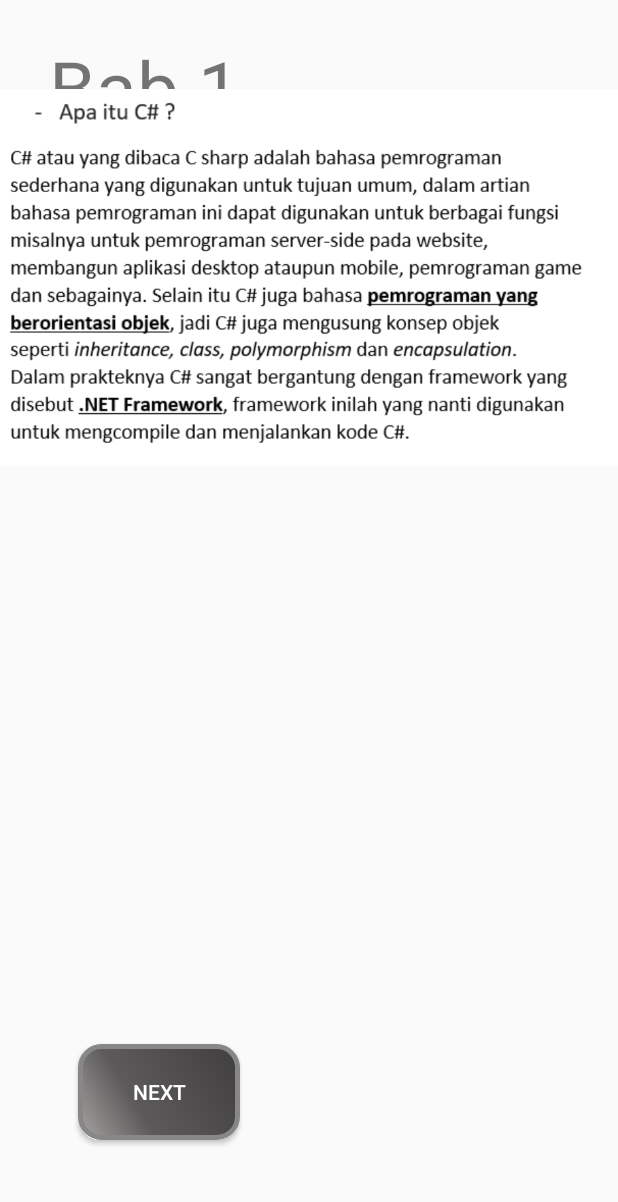
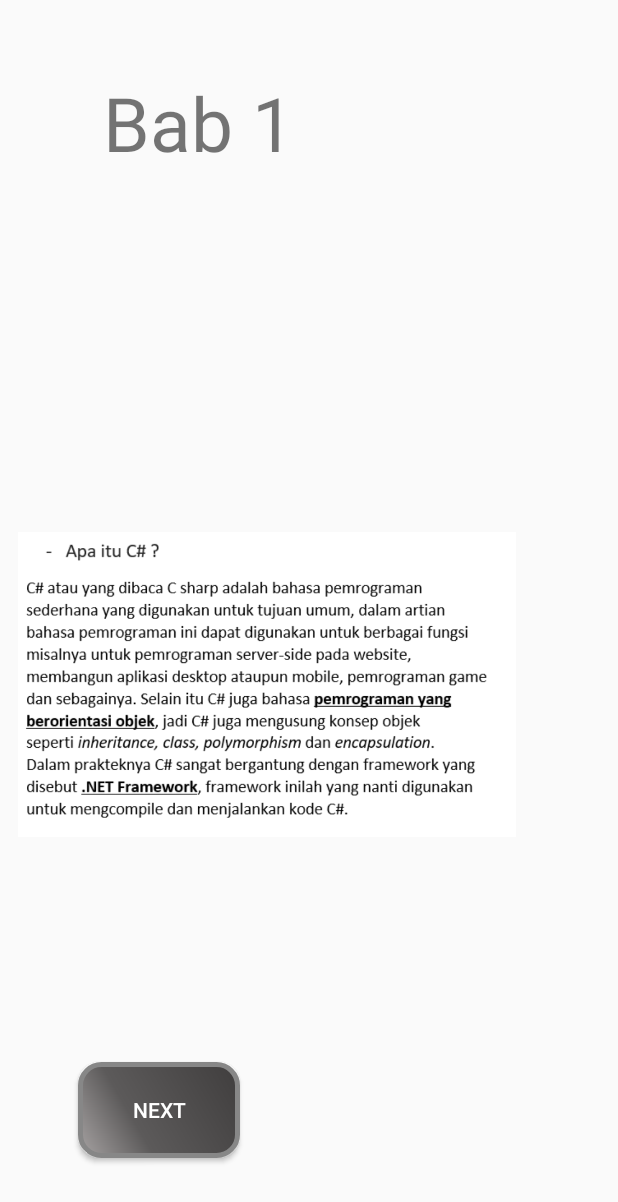
Before and after one commit to Hansenttheja/TugasAkhir, an Android app: the bab1page1 screen opened directly, with no data from a screen before it, on a phone screen of 412 x 824 dp. Shown: the top 1202 px of the screen. Run offline under Robolectric (Android 15) with nearby library versions, the phone set to English and light mode, and no system bars.

Commit message:
Penyesuaian Letak Komponen

```diff
--- a/Brise/app/src/main/res/layout/activity_bab1page1.xml
+++ b/Brise/app/src/main/res/layout/activity_bab1page1.xml
@@ -10,9 +10,9 @@
 
         android:layout_width="wrap_content"
         android:layout_height="wrap_content"
-        android:layout_marginTop="24dp"
-        android:layout_marginEnd="252dp"
-        android:layout_marginRight="252dp"
+        android:layout_marginTop="48dp"
+        android:layout_marginEnd="216dp"
+        android:layout_marginRight="216dp"
         android:text="@string/bab1"
         android:textSize="50sp"
         app:layout_constraintEnd_toEndOf="parent"
@@ -20,23 +20,26 @@
 
     <ImageView
         android:id="@+id/imageView2"
-        android:layout_width="wrap_content"
-        android:layout_height="wrap_content"
+        android:layout_width="332dp"
+        android:layout_height="239dp"
+        android:layout_marginStart="12dp"
+        android:layout_marginLeft="12dp"
+        android:layout_marginBottom="132dp"
+        app:layout_constraintBottom_toTopOf="@+id/btnNext"
+        app:layout_constraintStart_toStartOf="parent"
         app:srcCompat="@drawable/materi1"
-        tools:ignore="MissingConstraints"
-        tools:layout_editor_absoluteX="0dp"
-        tools:layout_editor_absoluteY="169dp" />
+        tools:ignore="MissingConstraints" />
 
     <Button
         android:id="@+id/btnNext"
         android:layout_width="108dp"
         android:layout_height="64dp"
-        android:layout_marginEnd="252dp"
-        android:layout_marginRight="252dp"
-        android:layout_marginBottom="64dp"
+        android:layout_marginStart="52dp"
+        android:layout_marginLeft="52dp"
+        android:layout_marginBottom="52dp"
+        android:background="@drawable/buttonbackground"
         android:text="@string/next"
         android:textColor="@color/white"
-        android:background="@drawable/buttonbackground"
         app:layout_constraintBottom_toBottomOf="parent"
-        app:layout_constraintEnd_toEndOf="parent" />
+        app:layout_constraintStart_toStartOf="parent" />
 </androidx.constraintlayout.widget.ConstraintLayout>
--- a/Brise/app/src/main/res/layout/activity_main.xml
+++ b/Brise/app/src/main/res/layout/activity_main.xml
@@ -13,7 +13,7 @@
 
         <ImageView
             android:layout_width="wrap_content"
-            android:layout_height="459dp"
+            android:layout_height="400dp"
             android:src="@drawable/round" />
 
         <TextView
--- a/Brise/app/src/main/res/layout/app_bar_homepage.xml
+++ b/Brise/app/src/main/res/layout/app_bar_homepage.xml
@@ -43,7 +43,7 @@
 
     <Button
         android:id="@+id/bab1"
-        android:layout_width="194dp"
+        android:layout_width="290dp"
         android:layout_height="wrap_content"
         android:layout_marginLeft="30dp"
         android:layout_marginTop="100dp"
```
Also changed, not shown: Brise/app/src/main/res/layout/activity_bab1page2.xml (+6 -6 lines), Brise/app/src/main/res/layout/activity_bab1page3.xml (+6 -8 lines).
